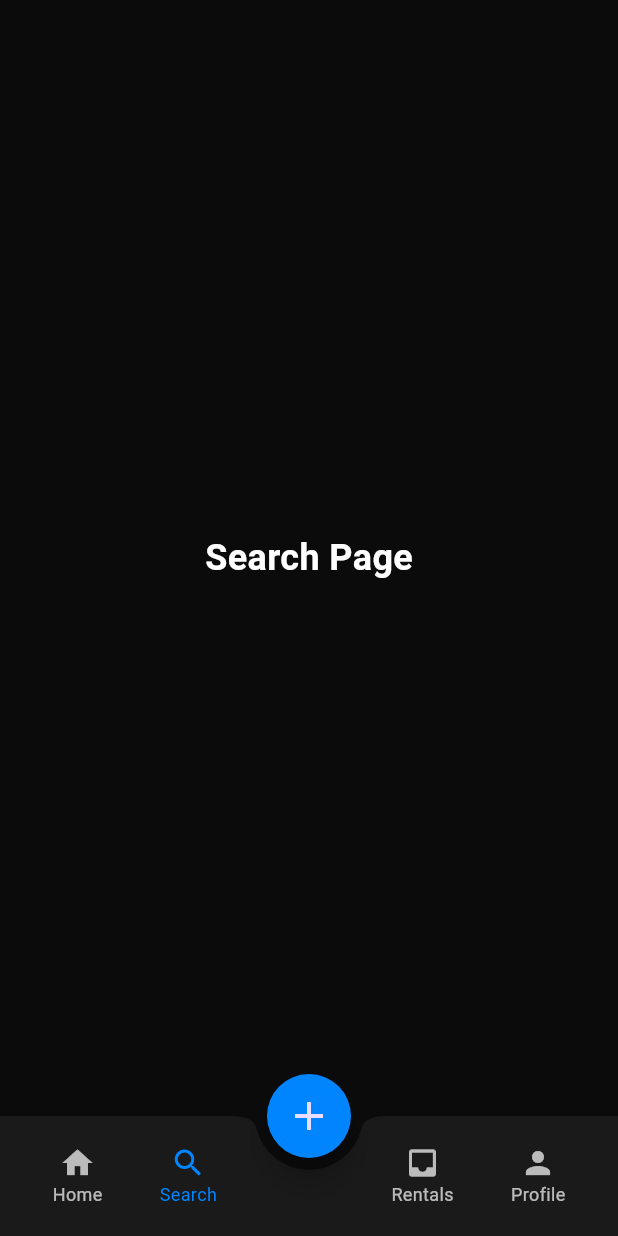
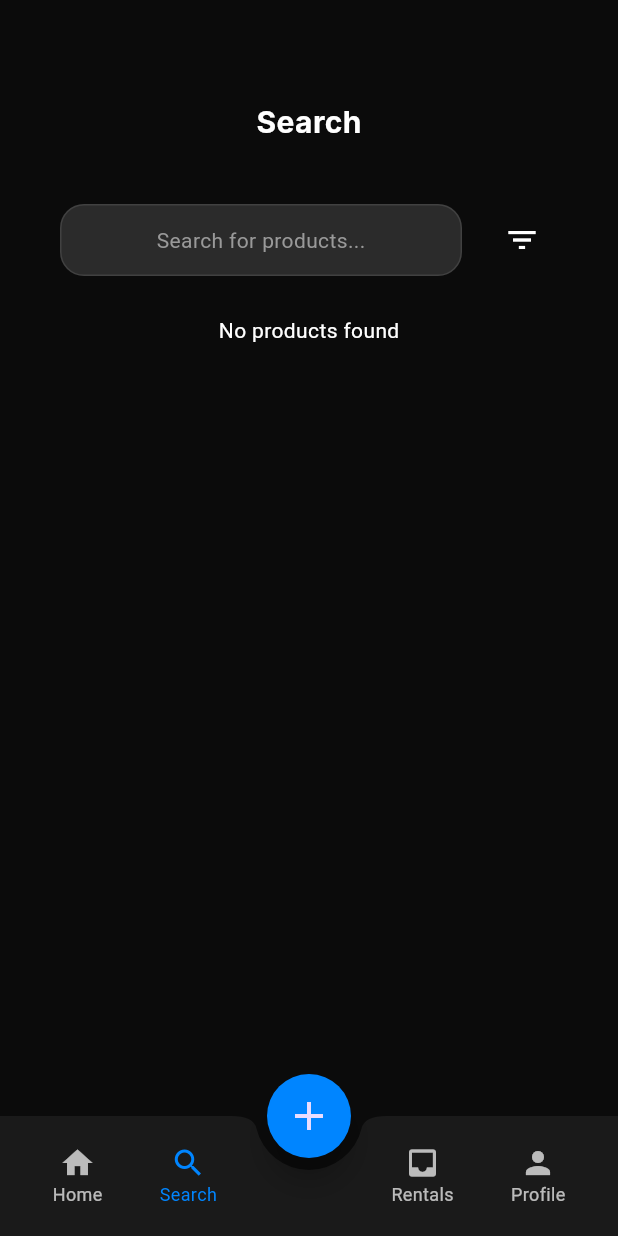
Before and after one commit to Chrisan2i/rentyapp, a Flutter app: the screen it shows once a user with an empty profile is signed in, item 2 of the bottom bar chosen, on a phone screen of 412 x 824 dp. Run offline on Flutter 3.47's test engine with Material 3 defaults, Android fonts, the phone set to English and light mode, and no system bars; our stand-ins replace cloud_firestore, firebase_auth, firebase_core, image_picker; accounts and stored records are empty; Roboto replaces fonts that are missing (Inter).

Commit message:
Agregando search, falta arreglar

```diff
--- a/lib/core/widgets/main_navigation.dart
+++ b/lib/core/widgets/main_navigation.dart
@@ -6,6 +6,7 @@ import 'package:rentyapp/core/theme/app_text_styles.dart';
 import 'custom_bottom_navbar.dart';
 import 'package:rentyapp/features/add_product/view/add_product_view.dart';
 import 'package:rentyapp/features/rentals/my_rentals_screen.dart';
+import 'package:rentyapp/features/search/search_view.dart';
 
 class MainNavigation extends StatefulWidget {
   const MainNavigation({super.key});
@@ -19,7 +20,7 @@ class _MainNavigationState extends State<MainNavigation> {
 
   final List<Widget> _pages = const [
     LandingPage(),
-    Center(child: Text('Search Page', style: AppTextStyles.headline)),
+    SearchScreen(),
     RentalView(),
     ProfileView()
   ];
@@ -35,7 +36,7 @@ class _MainNavigationState extends State<MainNavigation> {
     return Scaffold(
       body: IndexedStack(
         index: _selectedIndex,
-        children: _pages,
+        children: _pages
       ),
       bottomNavigationBar: CustomBottomNavBar(
         selectedIndex: _selectedIndex,
--- /dev/null
+++ b/lib/features/product/product_model.dart
@@ -0,0 +1,172 @@
+import 'package:cloud_firestore/cloud_firestore.dart';
+
+class ProductModel {
+  final String productId;
+  final String ownerId;
+  final String title;
+  final String description;
+  final String category;
+  final Map<String, double> rentalPrices;
+  final List<String> images;
+  final bool isAvailable;
+  final double rating;
+  final int totalReviews;
+  final int views;
+  final DateTime createdAt;
+  final DateTime updatedAt;
+  final Map<String, dynamic> location;
+
+  ProductModel({
+    required this.productId,
+    required this.ownerId,
+    required this.title,
+    required this.description,
+    required this.category,
+    required this.rentalPrices,
+    required this.images,
+    required this.isAvailable,
+    required this.rating,
+    required this.totalReviews,
+    required this.views,
+    required this.createdAt,
+    required this.updatedAt,
+    required this.location,
+  });
+
+  Map<String, dynamic> toJson() => {
+    'productId': productId,
+    'ownerId': ownerId,
+    'title': title,
+    'description': description,
+    'category': category,
+    'rentalPrices': rentalPrices,
+    'images': images,
+    'isAvailable': isAvailable,
+    'rating': rating,
+    'totalReviews': totalReviews,
+    'views': views,
+    'createdAt': createdAt.toIso8601String(),
+    'updatedAt': updatedAt.toIso8601String(),
+    'location': location,
+  };
+
+  factory ProductModel.fromJson(Map<String, dynamic> json) => ProductModel(
+    productId: json['productId'],
+    ownerId: json['ownerId'],
+    title: json['title'],
+    description: json['description'],
+    category: json['category'],
+    rentalPrices: Map<String, double>.from(json['rentalPrices'] ?? {}),
+    images: List<String>.from(json['images']),
+    isAvailable: json['isAvailable'],
+    rating: (json['rating'] ?? 0).toDouble(),
+    totalReviews: json['totalReviews'],
+    views: json['views'] ?? 0,
+    createdAt: DateTime.parse(json['createdAt']),
+    updatedAt: DateTime.parse(json['updatedAt']),
+    location: Map<String, dynamic>.from(json['location']),
+  );
+
+  ProductModel copyWith({
+    String? productId,
+    String? ownerId,
+    String? title,
+    String? description,
+    String? category,
+    Map<String, double>? rentalPrices,
+    List<String>? images,
+    bool? isAvailable,
+    double? rating,
+    int? totalReviews,
+    int? views,
+    DateTime? createdAt,
+    DateTime? updatedAt,
+    Map<String, dynamic>? location,
+  }) {
+    return ProductModel(
+      productId: productId ?? this.productId,
+      ownerId: ownerId ?? this.ownerId,
+      title: title ?? this.title,
+      description: description ?? this.description,
+      category: category ?? this.category,
+      rentalPrices: rentalPrices ?? this.rentalPrices,
+      images: images ?? this.images,
+      isAvailable: isAvailable ?? this.isAvailable,
+      rating: rating ?? this.rating,
+      totalReviews: totalReviews ?? this.totalReviews,
+      views: views ?? this.views,
+      createdAt: createdAt ?? this.createdAt,
+      updatedAt: updatedAt ?? this.updatedAt,
+      location: location ?? this.location,
+    );
+  }
+
+  factory ProductModel.fromFirestore(DocumentSnapshot doc) {
+    final data = doc.data() as Map<String, dynamic>?; // Make data nullable
+    if (data == null) {
+      // Handle the case where document data is null (shouldn't happen often if exists is true)
+      print("Warning: Document data is null for doc ID: ${doc.id}");
+      return ProductModel(
+        productId: doc.id, // Use doc ID as productId fallback
+        ownerId: '',
+        title: 'Producto no disponible',
+        description: '',
+        category: '',
+        rentalPrices: {},
+        images: [],
+        isAvailable: false,
+        rating: 0.0,
+        totalReviews: 0,
+        views: 0,
+        createdAt: DateTime.now(),
+        updatedAt: DateTime.now(),
+        location: {},
+      );
+    }
+
+    // A veces, createdAt y updatedAt pueden venir como Timestamp si no se guardaron como String
+    // Tu código asume String. Si en Firestore son Timestamps, necesitas adaptarlo.
+    DateTime? parsedCreatedAt;
+    if (data['createdAt'] is Timestamp) {
+      parsedCreatedAt = (data['createdAt'] as Timestamp).toDate();
+    } else if (data['createdAt'] is String) {
+      parsedCreatedAt = DateTime.tryParse(data['createdAt']);
+    }
+
+    DateTime? parsedUpdatedAt;
+    if (data['updatedAt'] is Timestamp) {
+      parsedUpdatedAt = (data['updatedAt'] as Timestamp).toDate();
+    } else if (data['updatedAt'] is String) {
+      parsedUpdatedAt = DateTime.tryParse(data['updatedAt']);
+    }
+
+    return ProductModel(
+      productId: data['productId'] ?? doc.id, // Usa doc.id como fallback si productId no está en el doc
+      ownerId: data['ownerId'] ?? '',
+      title: data['title'] ?? 'Sin título',
+      description: data['description'] ?? '',
+      category: data['category'] ?? 'General',
+      // Asegura que rentalPrices y location sean mapas, incluso si vienen nulos
+      rentalPrices: Map<String, double>.from(data['rentalPrices'] ?? {}),
+      images: List<String>.from(data['images'] ?? []), // Asegura que images sea una lista de strings
+      isAvailable: data['isAvailable'] ?? true,
+      rating: _getDoubleFromDynamic(data['rating']),
+      totalReviews: data['totalReviews'] ?? 0,
+      views: data['views'] ?? 0,
+      createdAt: parsedCreatedAt ?? DateTime.now(),
+      updatedAt: parsedUpdatedAt ?? DateTime.now(),
+      location: Map<String, dynamic>.from(data['location'] ?? {}),
+    );
+  }
+
+  // Función auxiliar para manejar 'int' o 'double' para la calificación
+  static double _getDoubleFromDynamic(dynamic value) {
+    if (value is int) {
+      return value.toDouble();
+    } else if (value is double) {
+      return value;
+    } else {
+      return 0.0; // Valor predeterminado si no es int ni double
+    }
+  }
+}
--- /dev/null
+++ b/lib/features/search/search_filter.dart
@@ -0,0 +1,34 @@
+import 'package:flutter/material.dart';
+
+class SearchFilter extends StatelessWidget {
+  const SearchFilter({super.key});
+
+  @override
+  Widget build(BuildContext context) {
+    return Padding(
+      padding: const EdgeInsets.all(16.0),
+      child: Row(
+        children: [
+          Expanded(
+            child: Container(
+              height: 48,
+              decoration: BoxDecoration(
+                color: Colors.white.withOpacity(0.13),
+                borderRadius: BorderRadius.circular(16),
+                border: Border.all(color: Colors.white.withOpacity(0.1)),
+              ),
+              child: Center(child: Text('Search for products...')),
+            ),
+          ),
+          const SizedBox(width: 16),
+          IconButton(
+            icon: const Icon(Icons.filter_list, color: Colors.white),
+            onPressed: () {
+              // Implement filter functionality
+            },
+          ),
+        ],
+      ),
+    );
+  }
+}
--- /dev/null
+++ b/lib/features/search/search_header.dart
@@ -0,0 +1,29 @@
+import 'package:flutter/material.dart';
+
+class SearchHeader extends StatelessWidget {
+  const SearchHeader({super.key});
+
+  @override
+  Widget build(BuildContext context) {
+    return Container(
+      width: double.infinity,
+      height: 73,
+      decoration: BoxDecoration(
+        color: Color(0xFF0B0B0B),
+        borderRadius: BorderRadius.circular(16),
+      ),
+      child: Center(
+        child: Text(
+          'Search',
+          style: TextStyle(
+            color: Colors.white,
+            fontSize: 20,
+            fontFamily: 'Inter',
+            fontWeight: FontWeight.w700,
+            height: 1.40,
+          ),
+        ),
+      ),
+    );
+  }
+}
--- /dev/null
+++ b/lib/features/search/search_list_section.dart
@@ -0,0 +1,98 @@
+import 'package:cloud_firestore/cloud_firestore.dart';
+import 'package:flutter/material.dart';
+import 'package:rentyapp/features/product/product_model.dart'; // <--- Ajusta la ruta si es diferente
+import 'package:rentyapp/features/search/product_card.dart';   // <--- Ajusta la ruta si es diferente
+
+class ProductListSection extends StatelessWidget {
+  const ProductListSection({super.key});
+
+  @override
+  Widget build(BuildContext context) {
+    return FutureBuilder<List<ProductModel>>(
+      future: fetchProducts(), // Llama a la función para obtener productos de Firestore
+      builder: (context, snapshot) {
+        // Estado: Esperando los datos
+        if (snapshot.connectionState == ConnectionState.waiting) {
+          print("⌛ Cargando productos...");
+          return const Center(child: CircularProgressIndicator());
+        }
+
+        // Estado: Se produjo un error al cargar los datos
+        if (snapshot.hasError) {
+          print('❌ Error al cargar productos: ${snapshot.error}'); // Registra el error
+          return Center(
+            child: Text(
+              'Error al cargar productos: ${snapshot.error}', // Muestra el error
+              style: const TextStyle(color: Colors.white),
+              textAlign: TextAlign.center,
+            ),
+          );
+        }
+
+        // Estado: Datos cargados, pero no se encontraron productos o la lista está vacía
+        if (!snapshot.hasData || snapshot.data!.isEmpty) {
+          print('ℹ️ No se encontraron productos en la base de datos.');
+          return const Center(
+            child: Text(
+              'No products found', // El mensaje que viste en tu captura de pantalla
+              style: TextStyle(color: Colors.white),
+            ),
+          );
+        }
+
+        // Estado: Datos cargados exitosamente
+        final products = snapshot.data!;
+        print('🎉 Productos cargados: ${products.length}'); // Confirma cuántos productos se cargaron
+
+        return ListView.builder(
+          shrinkWrap: true,
+          physics: const NeverScrollableScrollPhysics(), // Útil si ProductListSection está dentro de otro scrollable
+          itemCount: products.length,
+          itemBuilder: (context, index) {
+            final product = products[index];
+            // Aquí se aplica el padding alrededor de cada ProductCard.
+            // Esto es lo que puede contribuir al overflow si el ProductCard tiene altura fija.
+            return Padding(
+              padding: const EdgeInsets.symmetric(vertical: 8.0, horizontal: 16.0),
+              child: ProductCard(
+                product: product,
+                onViewProduct: () {
+                  // Navegar a la página de detalles del producto
+                  print('Navegando a detalles del producto: ${product.title}');
+                  // Aquí podrías usar Navigator.push para ir a una ProductDetailsScreen
+                },
+                onRentNow: () {
+                  // Manejar la funcionalidad de alquilar ahora
+                  print('Alquilando producto: ${product.title}');
+                },
+              ),
+            );
+          },
+        );
+      },
+    );
+  }
+
+  // Función para obtener productos de Firestore
+  Future<List<ProductModel>> fetchProducts() async {
+    try {
+      final QuerySnapshot snapshot = await FirebaseFirestore.instance
+          .collection('products') // <--- Asegúrate de que 'products' sea el nombre exacto de tu colección
+          .get();
+
+      // Debugging: Verifica cuántos documentos se obtuvieron de Firestore
+      print("🔍 Documentos de Firestore obtenidos: ${snapshot.docs.length}");
+
+      if (snapshot.docs.isEmpty) {
+        print('⚠️ No se encontraron documentos en la colección "products" de Firestore.');
+        return []; // Retorna una lista vacía si no hay documentos
+      }
+
+      // Mapea los documentos a ProductModel
+      return snapshot.docs.map((doc) => ProductModel.fromFirestore(doc)).toList();
+    } catch (e) {
+      print('❌ Error al obtener productos de Firestore: $e'); // Captura cualquier error durante la obtención
+      return []; // Retorna una lista vacía si hay un error
+    }
+  }
+}
--- /dev/null
+++ b/lib/features/search/search_view.dart
@@ -0,0 +1,31 @@
+import 'package:flutter/material.dart';
+import 'package:rentyapp/core/theme/app_colors.dart';
+import 'package:rentyapp/core/widgets/custom_bottom_navbar.dart';
+import 'package:rentyapp/features/search/search_list_section.dart';
+import 'search_header.dart';
+import 'search_filter.dart';
+
+class SearchScreen extends StatelessWidget {
+  const SearchScreen({super.key});
+
+  @override
+  Widget build(BuildContext context) {
+    return Scaffold(
+      backgroundColor: AppColors.background,
+      body: SingleChildScrollView(
+        padding: const EdgeInsets.symmetric(horizontal: 24),
+        child: Column(
+          children: [
+            const SizedBox(height: 45),
+            const SearchHeader(), // Search Header (Title and filter bar)
+            const SizedBox(height: 2),
+            const SearchFilter(), // Search Filter Section
+            const SizedBox(height: 10),
+            const ProductListSection(), // Product List Section
+            const SizedBox(height: 10),
+          ],
+        ),
+      ),
+    );
+  }
+}
--- a/pubspec.yaml
+++ b/pubspec.yaml
@@ -38,6 +38,7 @@ dependencies:
   http: ^0.13.6
   intl: ^0.19.0 # or your current version
   provider: ^6.0.5
+
 
 
   # The following adds the Cupertino Icons font to your application.
```
Also changed, not shown: lib/features/rentals/models/rental_model.dart (+18 -6 lines), lib/features/rentals/widgets/rental_card_widget.dart (+36 -26 lines), lib/features/search/product_card.dart (added, +129 -0 lines).
